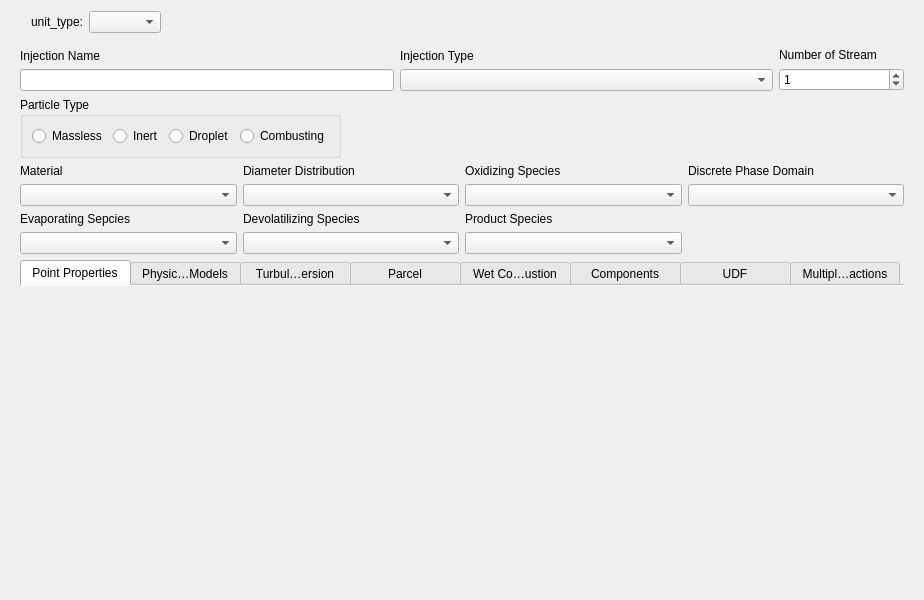
Above: unit_edit_dialog.ui from beubetMCTX/dpm_manager before the change. Below: the same form after it.
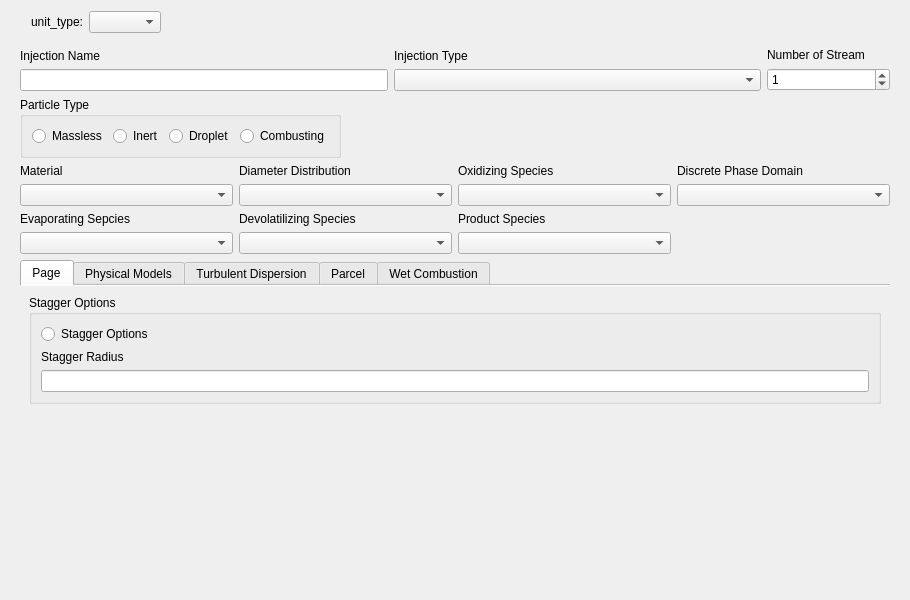
That is the form after the change. The open tabs and pages were chosen to show the change.

What changed in the file:
```diff
--- a/unit_edit_dialog.ui
+++ b/unit_edit_dialog.ui
@@ -6,7 +6,7 @@
    <rect>
     <x>0</x>
     <y>0</y>
-    <width>900</width>
+    <width>910</width>
     <height>600</height>
    </rect>
   </property>
@@ -26,7 +26,7 @@
       <number>20</number>
      </property>
      <item>
-      <widget class="QLabel" name="label">
+      <widget class="QLabel" name="label_unit">
        <property name="text">
         <string>unit_type:</string>
        </property>
@@ -261,19 +261,16 @@
         </layout>
        </item>
        <item>
-        <layout class="QHBoxLayout" name="horizontalLayout_injection_tabwidget">
+        <layout class="QHBoxLayout" name="horizontalLayout_injection_tabwidget" stretch="0">
          <item>
           <widget class="QTabWidget" name="tabWidget_injection">
            <property name="autoFillBackground">
             <bool>false</bool>
            </property>
            <property name="styleSheet">
-            <string notr="true"> QTabBar::tab{ 
-
-        width: 110%; /* 或者使用固定宽度 */
-        min-width: 10px;
-        max-width: 3000px;
- }
+            <string notr="true">QTabBar {
+    qproperty-expanding: true;  /* 通过属性设置 */
+}
 
 </string>
            </property>
@@ -303,8 +300,53 @@
            </property>
            <widget class="QWidget" name="tab_point_properties">
             <attribute name="title">
-             <string>Point Properties</string>
+             <string>Page</string>
             </attribute>
+            <layout class="QHBoxLayout" name="horizontalLayout_4">
+             <item>
+              <layout class="QVBoxLayout" name="verticalLayout_2">
+               <item>
+                <widget class="QGroupBox" name="groupBox">
+                 <property name="title">
+                  <string>Stagger Options</string>
+                 </property>
+                 <layout class="QVBoxLayout" name="verticalLayout_4">
+                  <item>
+                   <widget class="QRadioButton" name="radioButton">
+                    <property name="text">
+                     <string>Stagger Options</string>
+                    </property>
+                   </widget>
+                  </item>
+                  <item>
+                   <widget class="QLabel" name="label">
+                    <property name="text">
+                     <string>Stagger Radius</string>
+                    </property>
+                   </widget>
+                  </item>
+                  <item>
+                   <widget class="QLineEdit" name="lineEdit"/>
+                  </item>
+                 </layout>
+                </widget>
+               </item>
+               <item>
+                <spacer name="verticalSpacer">
+                 <property name="orientation">
+                  <enum>Qt::Orientation::Vertical</enum>
+                 </property>
+                 <property name="sizeHint" stdset="0">
+                  <size>
+                   <width>20</width>
+                   <height>40</height>
+                  </size>
+                 </property>
+                </spacer>
+               </item>
+              </layout>
+             </item>
+            </layout>
            </widget>
            <widget class="QWidget" name="tab_physical_models">
             <attribute name="title">
@@ -326,21 +368,6 @@
              <string>Wet Combustion</string>
             </attribute>
            </widget>
-           <widget class="QWidget" name="tab_components">
-            <attribute name="title">
-             <string>Components</string>
-            </attribute>
-           </widget>
-           <widget class="QWidget" name="tab_udf">
-            <attribute name="title">
-             <string>UDF</string>
-            </attribute>
-           </widget>
-           <widget class="QWidget" name="tab_multiple_reactions">
-            <attribute name="title">
-             <string>Multiple Reactions</string>
-            </attribute>
-           </widget>
           </widget>
          </item>
         </layout>
```
Left out of the diff: 22 changed lines with no effect on the pictures.
